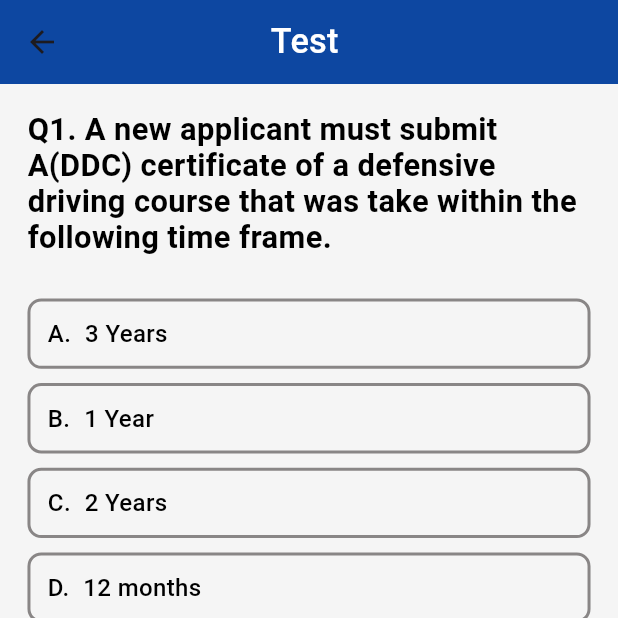
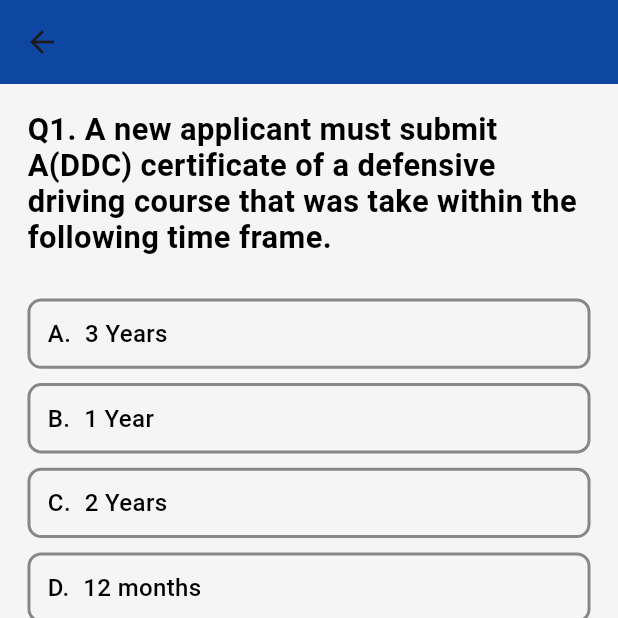
Before and after one commit to nishantGurutu/tlc_nyc, a Flutter app: the TestScreen screen opened directly with empty values, on a phone screen of 412 x 824 dp, the top half of it. Run offline on Flutter 3.47's test engine with Material 3 defaults, Android fonts, the phone set to English and light mode, and no system bars; our stand-ins replace dio, flutter_screenutil, flutter_svg, get, pinput.

Commit message:
new changes

```diff
--- a/lib/view/screens/authenticated/test_screen.dart
+++ b/lib/view/screens/authenticated/test_screen.dart
@@ -16,7 +16,7 @@ class TestScreen extends StatelessWidget {
     return Scaffold(
       appBar: AppBar(
         title: Text(
-          '${'test'.tr} $testNumber',
+          testNumber,
           style: const TextStyle(color: Colors.white),
         ),
         centerTitle: true,
```
